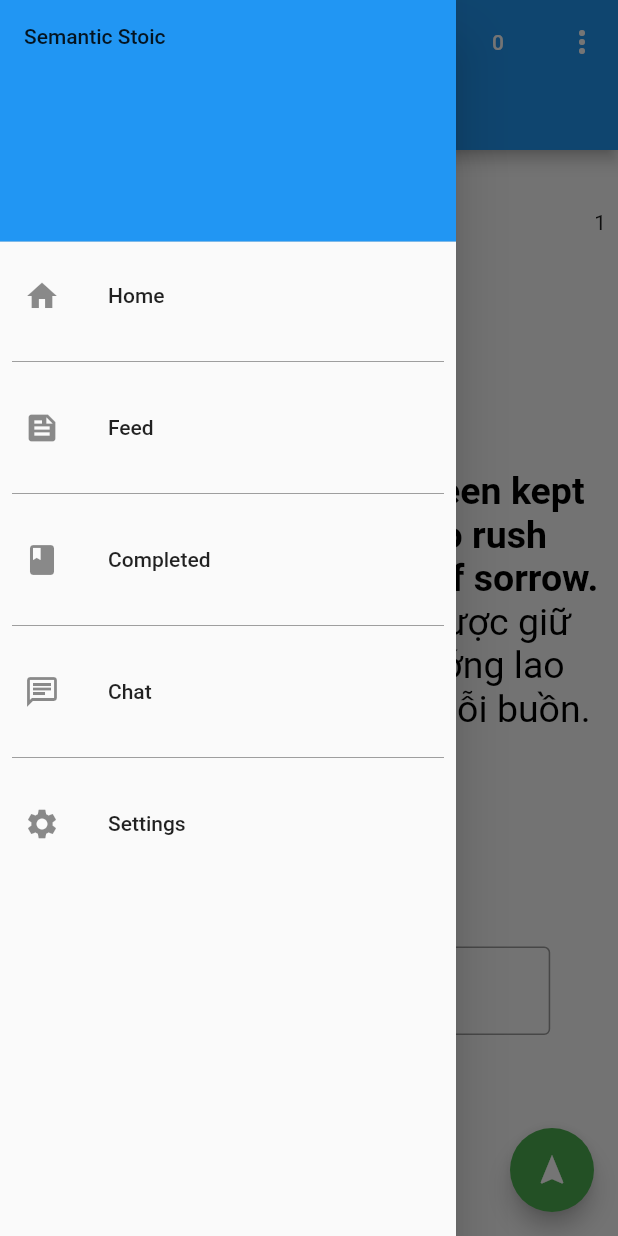
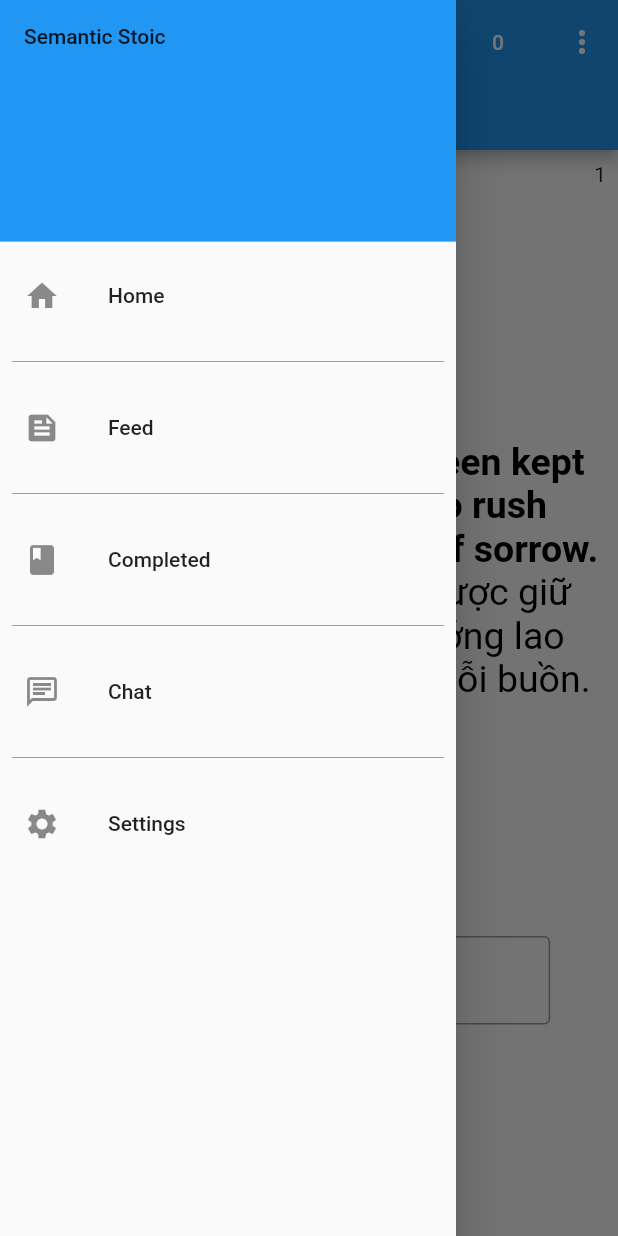
Before and after one commit to PrimeTimeTran/semantics, a Flutter app: the screen it shows after launch, in the side drawer, after a tap on the "menu" icon, on a phone screen of 412 x 824 dp. Run offline on Flutter 3.47's test engine with Material 2 defaults, Android fonts, the light colour scheme and no system bars; our stand-ins replace firebase_analytics, firebase_auth, firebase_core, firebase_database, fl_chart, table_calendar and 1 more; missing offline and left inert: dart:html; accounts and stored records are empty; generated files the repository leaves out were written again.

Commit message:
Add Charts & Calendar

```diff
--- a/lib/main.dart
+++ b/lib/main.dart
@@ -12,8 +12,10 @@ import 'package:semantic/widgets/nav_bar.dart';
 import 'package:semantic/widgets/my_drawer.dart';
 
 import 'package:semantic/screens/feed.dart';
+import 'package:semantic/screens/charts.dart';
 import 'package:semantic/screens/chat.dart';
 import 'package:semantic/screens/composer.dart';
+import 'package:semantic/screens/calendar.dart';
 import 'package:semantic/screens/settings.dart';
 
 import 'package:semantic/utils/firebase.dart';
@@ -25,11 +27,11 @@ Future<void> main() async {
   );
   FB.configAuth();
   FB.logStart();
-  runApp(MyApp());
+  runApp(const MyApp());
 }
 
 class MyApp extends StatefulWidget {
-  MyApp({Key? key}) : super(key: key);
+  const MyApp({Key? key}) : super(key: key);
 
   @override
   State<MyApp> createState() => _MyAppState();
@@ -72,8 +74,8 @@ class _MyAppState extends State<MyApp> {
         GlobalCupertinoLocalizations.delegate,
       ],
       supportedLocales: const [
-        Locale('en', null), // English
-        Locale('vi', null), // Vietnamese
+        Locale('en', null),
+        Locale('vi', null),
       ],
       localeResolutionCallback: (locale, supportedLocales) {
         if (locale == null) {
@@ -133,17 +135,17 @@ class _MyHomePageState extends State<MyHomePage> {
     return Scaffold(
       appBar: Navbar(changePage: drawerChange),
       drawer: MyDrawer(drawerChange: drawerChange),
-      floatingActionButton: FloatingActionButton(
-        onPressed: () {
-          widget.toggleLang();
-        },
-        backgroundColor: Colors.green,
-        child: const Icon(Icons.navigation),
-      ),
+      // floatingActionButton: FloatingActionButton(
+      //   onPressed: () {
+      //     widget.toggleLang();
+      //   },
+      //   backgroundColor: Colors.green,
+      //   child: const Icon(Icons.navigation),
+      // ),
       body: Column(
         children: <Widget>[
-          Text(AppLocalizations.of(context)!.helloWorld),
-          Text(AppLocalizations.of(context)!.foo),
+          // Text(AppLocalizations.of(context)!.helloWorld),
+          // Text(AppLocalizations.of(context)!.foo),
           Expanded(
             flex: 10,
             child: body,
--- a/pubspec.yaml
+++ b/pubspec.yaml
@@ -51,6 +51,8 @@ dependencies:
   flutter_localizations:
     sdk: flutter
   intl: any
+  fl_chart: ^0.60.0
+  table_calendar: ^3.0.8
 
 dev_dependencies:
   flutter_test:
@@ -98,8 +100,6 @@ flutter:
     - assets/vi.json
     - assets/zh-cn.json
     - assets/es.json
-    - assets/quotes.json
-    - assets/quotes1.json
 
   #   - images/a_dot_burr.jpeg
   #   - images/a_dot_ham.jpeg
```
Also changed, not shown: lib/screens/calendar.dart (added, +104 -0 lines), lib/screens/charts.dart (added, +71 -0 lines), pubspec.lock.
